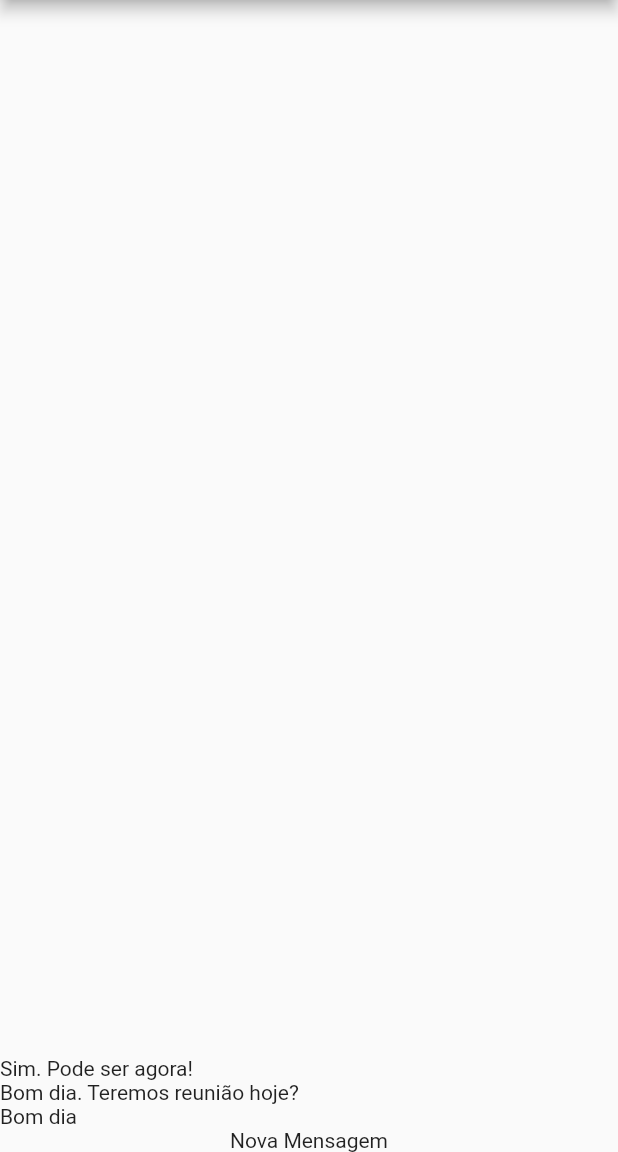
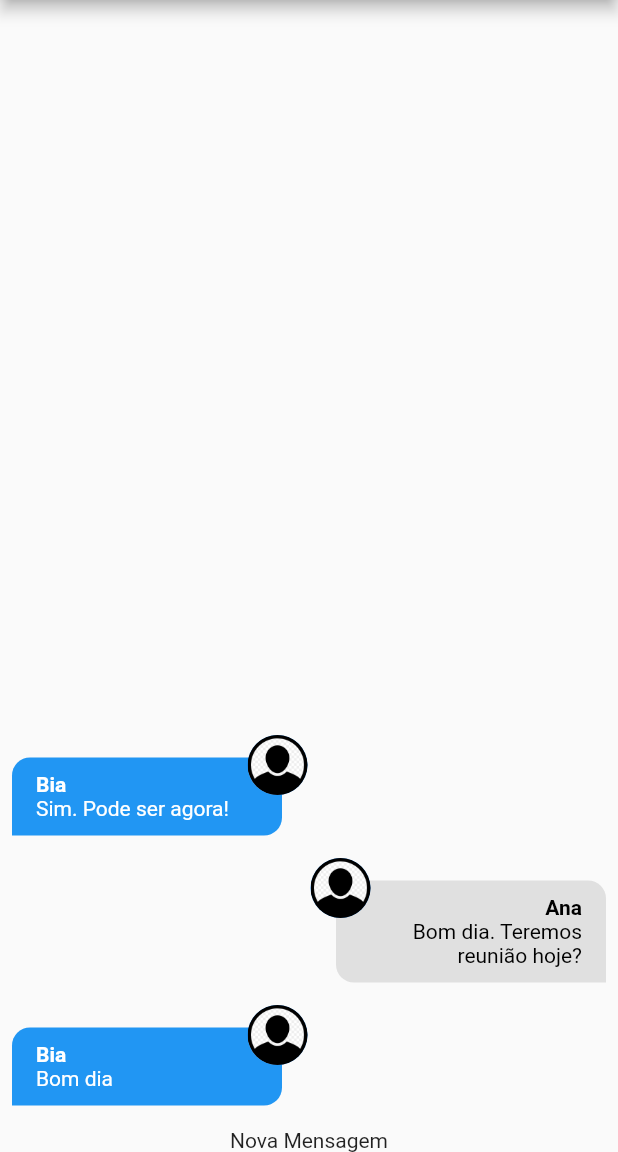
Before and after one commit to marcelinx/chat-flutter, a Flutter app: the screen it shows after launch, on a phone screen of 412 x 824 dp, the part 84-1236 px from its top. Run offline on Flutter 3.47's test engine with Material 2 defaults, Android fonts, the phone set to English and light mode, and no system bars; our stand-ins replace image_picker; accounts and stored records are empty.

Commit message:
adicionando message bubble

```diff
--- /dev/null
+++ b/lib/components/message_bubble.dart
@@ -0,0 +1,102 @@
+import 'dart:io';
+
+import 'package:chat/core/models/chat_message.dart';
+import 'package:flutter/material.dart';
+
+class MessageBubble extends StatelessWidget {
+  static const _defaultImage = 'assets/images/avatar.png';
+  final ChatMessage message;
+  final bool belongsToCurrentUser;
+
+  const MessageBubble({
+    Key? key,
+    required this.message,
+    required this.belongsToCurrentUser,
+  }) : super(key: key);
+
+  Widget _showUserImage(String imageURL) {
+    ImageProvider? provider;
+    final uri = Uri.parse(imageURL);
+
+    if (uri.path.contains(_defaultImage)) {
+      provider = const AssetImage(_defaultImage);
+    } else if (uri.scheme.contains('http')) {
+      provider = NetworkImage(uri.toString());
+    } else {
+      provider = FileImage(File(uri.toString()));
+    }
+
+    return CircleAvatar(
+      backgroundImage: provider,
+    );
+  }
+
+  @override
+  Widget build(BuildContext context) {
+    return Stack(
+      children: [
+        Row(
+          mainAxisAlignment: belongsToCurrentUser
+              ? MainAxisAlignment.end
+              : MainAxisAlignment.start,
+          children: [
+            Container(
+              decoration: BoxDecoration(
+                color: belongsToCurrentUser
+                    ? Colors.grey.shade300
+                    : Theme.of(context).primaryColor,
+                borderRadius: BorderRadius.only(
+                  topLeft: const Radius.circular(12),
+                  topRight: const Radius.circular(12),
+                  bottomLeft: belongsToCurrentUser
+                      ? const Radius.circular(12)
+                      : const Radius.circular(0),
+                  bottomRight: belongsToCurrentUser
+                      ? const Radius.circular(0)
+                      : const Radius.circular(12),
+                ),
+              ),
+              width: 180,
+              padding: const EdgeInsets.symmetric(
+                vertical: 10,
+                horizontal: 16,
+              ),
+              margin: const EdgeInsets.symmetric(
+                vertical: 15,
+                horizontal: 8,
+              ),
+              child: Column(
+                crossAxisAlignment: belongsToCurrentUser
+                    ? CrossAxisAlignment.end
+                    : CrossAxisAlignment.start,
+                children: [
+                  Text(
+                    message.userName,
+                    style: TextStyle(
+                      color: belongsToCurrentUser ? Colors.black : Colors.white,
+                      fontWeight: FontWeight.bold,
+                    ),
+                  ),
+                  Text(
+                    message.text,
+                    textAlign:
+                        belongsToCurrentUser ? TextAlign.right : TextAlign.left,
+                    style: TextStyle(
+                      color: belongsToCurrentUser ? Colors.black : Colors.white,
+                    ),
+                  ),
+                ],
+              ),
+            ),
+          ],
+        ),
+        Positioned(
+          top: 0,
+          left: belongsToCurrentUser ? null : 165,
+          right: belongsToCurrentUser ? 165 : null,
+          child: _showUserImage(message.userImageURL),
+        ),
+      ],
+    );
+  }
+}
--- a/lib/components/messages.dart
+++ b/lib/components/messages.dart
@@ -1,4 +1,6 @@
+import 'package:chat/components/message_bubble.dart';
 import 'package:chat/core/models/chat_message.dart';
+import 'package:chat/core/services/auth/auth_service.dart';
 import 'package:chat/core/services/chat/chat_service.dart';
 import 'package:flutter/material.dart';
 
@@ -7,6 +9,7 @@ class Messages extends StatelessWidget {
 
   @override
   Widget build(BuildContext context) {
+    final currentUser = AuthService().currentUser;
     return StreamBuilder<List<ChatMessage>>(
       stream: ChatService().messagesStream(),
       builder: (ctx, snapshot) {
@@ -19,7 +22,11 @@ class Messages extends StatelessWidget {
           return ListView.builder(
             reverse: true,
             itemCount: msgs.length,
-            itemBuilder: (ctx, i) => Text(msgs[i].text),
+            itemBuilder: (ctx, i) => MessageBubble(
+              key: ValueKey(msgs[i].id),
+              message: msgs[i],
+              belongsToCurrentUser: currentUser?.id == msgs[i].userId,
+            ),
           );
         }
       },
--- a/lib/core/services/auth/auth_mock_service.dart
+++ b/lib/core/services/auth/auth_mock_service.dart
@@ -6,9 +6,9 @@ import 'package:chat/core/services/auth/auth_service.dart';
 
 class AuthMockService implements AuthService {
   static final _defaultUser = const ChatUser(
-    id: '1',
-    name: 'Teste',
-    email: 'test@cod3r.com.br',
+    id: '456',
+    name: 'Ana',
+    email: 'ana@cod3r.com.br',
     imageURL: 'assets/images/avatar.png'
   );
 
```
